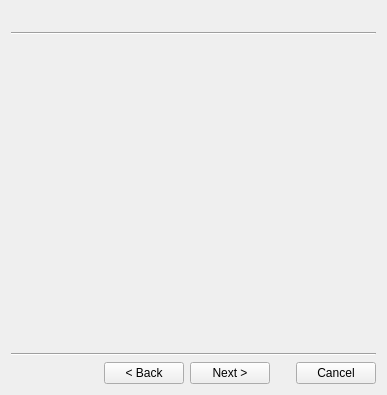
The window that src/qt/ui/create.ui (maidsafe-archive/MaidSafe-Encrypt) describes before a commit, drawn with Qt 5.
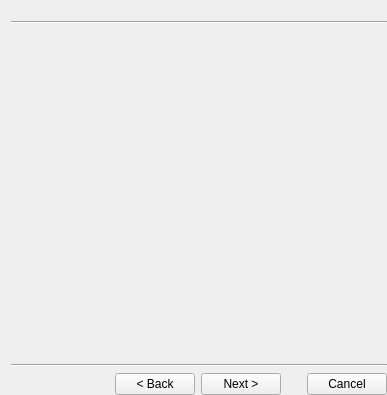
The same window after the commit. Icons and pictures are not drawn.

```diff
--- a/src/qt/ui/create.ui
+++ b/src/qt/ui/create.ui
@@ -14,18 +14,18 @@
    <string>Create User Account</string>
   </property>
   <layout class="QVBoxLayout" name="verticalLayout">
-   <item>
-    <layout class="QHBoxLayout" name="horizontalLayout_2">
-     <item>
-      <widget class="QLabel" name="label_2">
-       <property name="text">
-        <string/>
-       </property>
-       <property name="pixmap">
-        <pixmap resource="../resources/resources.qrc">:/icons/32/Triangle</pixmap>
-       </property>
-      </widget>
-     </item>
+   <property name="spacing">
+    <number>6</number>
+   </property>
+   <property name="topMargin">
+    <number>0</number>
+   </property>
+   <property name="rightMargin">
+    <number>0</number>
+   </property>
+   <property name="bottomMargin">
+    <number>0</number>
+   </property>
      <item>
       <widget class="QLabel" name="label">
        <property name="sizePolicy">
@@ -40,11 +40,9 @@
         </font>
        </property>
        <property name="text">
-        <string></string>
-       </property>
-      </widget>
-     </item>
-    </layout>
+      <string/>
+     </property>
+    </widget>
    </item>
    <item>
     <widget class="Line" name="line_2">
```
Left out of the diff: 1 changed line with no effect on the pictures. Lines whose indentation alone changed are shown as unchanged.
